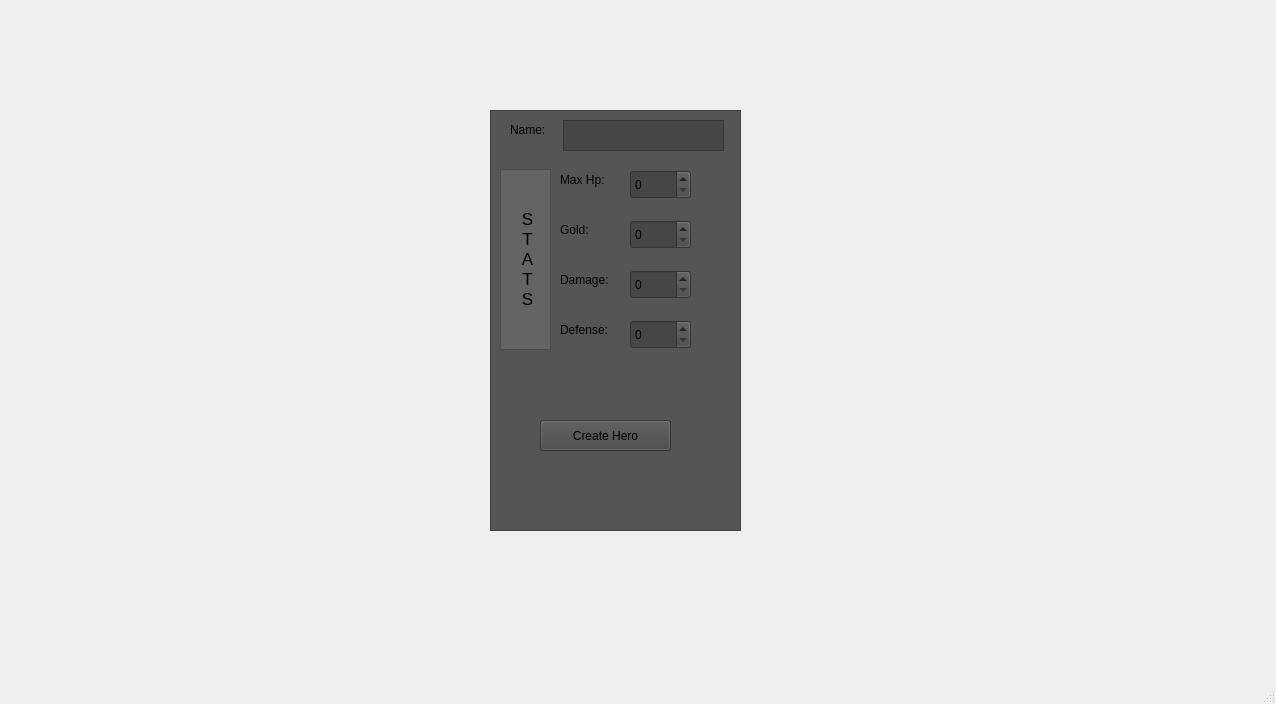
Zeteox/AsteriaGame, file mainwindow.ui: the form before one commit.
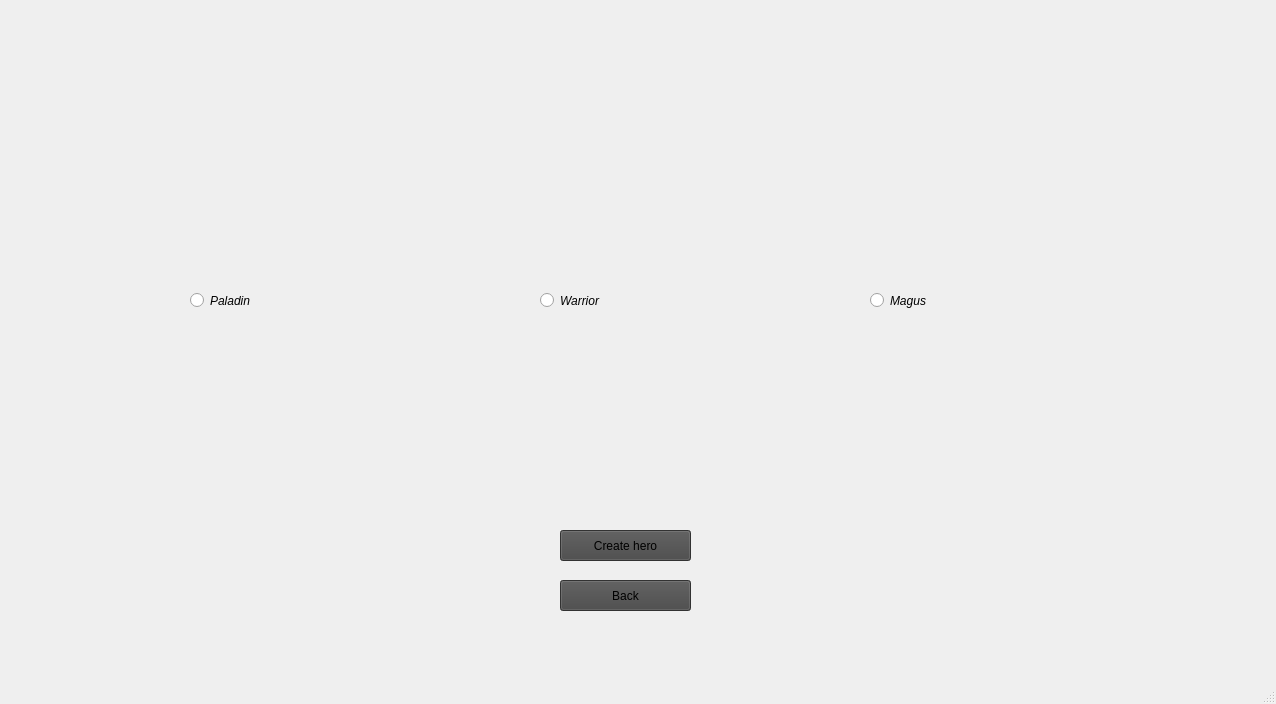
The form after the commit. Icons and pictures are not drawn.

Commit message: formatted programs with right pointer like the convencion and corrected some virtuals havng no sense

The edit to the form file:
```diff
--- a/mainwindow.ui
+++ b/mainwindow.ui
@@ -113,247 +113,86 @@
      </widget>
     </widget>
     <widget class="QWidget" name="p2_caracterCreationMenu">
-     <widget class="QFrame" name="frame">
+     <widget class="QPushButton" name="btn_back">
       <property name="geometry">
        <rect>
-        <x>490</x>
-        <y>110</y>
-        <width>251</width>
-        <height>421</height>
+        <x>560</x>
+        <y>580</y>
+        <width>131</width>
+        <height>31</height>
        </rect>
       </property>
       <property name="styleSheet">
-       <string notr="true">background-color: rgb(85, 85, 85);</string>
+       <string notr="true">background-color: rgb(70, 70, 70);</string>
       </property>
-      <property name="frameShape">
-       <enum>QFrame::Shape::StyledPanel</enum>
+      <property name="text">
+       <string>Back</string>
       </property>
-      <property name="frameShadow">
-       <enum>QFrame::Shadow::Raised</enum>
+     </widget>
+     <widget class="QRadioButton" name="radioButton">
+      <property name="geometry">
+       <rect>
+        <x>190</x>
+        <y>140</y>
+        <width>181</width>
+        <height>321</height>
+       </rect>
       </property>
-      <widget class="QPushButton" name="btn_createHero">
-       <property name="geometry">
-        <rect>
-         <x>50</x>
-         <y>310</y>
-         <width>131</width>
-         <height>31</height>
-        </rect>
-       </property>
-       <property name="styleSheet">
-        <string notr="true">background-color: rgb(70, 70, 70);</string>
-       </property>
-       <property name="text">
-        <string>Create Hero</string>
-       </property>
-      </widget>
-      <widget class="QLabel" name="label_2">
-       <property name="geometry">
-        <rect>
-         <x>70</x>
-         <y>60</y>
-         <width>61</width>
-         <height>20</height>
-        </rect>
-       </property>
-       <property name="text">
-        <string>Max Hp:</string>
-       </property>
-       <property name="buddy">
-        <cstring>box_hp</cstring>
-       </property>
-      </widget>
-      <widget class="QPlainTextEdit" name="txt_name">
-       <property name="geometry">
-        <rect>
-         <x>73</x>
-         <y>10</y>
-         <width>161</width>
-         <height>31</height>
-        </rect>
-       </property>
-       <property name="styleSheet">
-        <string notr="true">background-color: rgb(70, 70, 70);</string>
-       </property>
-      </widget>
-      <widget class="QSpinBox" name="box_dmg">
-       <property name="geometry">
-        <rect>
-         <x>140</x>
-         <y>160</y>
-         <width>61</width>
-         <height>29</height>
-        </rect>
-       </property>
-       <property name="styleSheet">
-        <string notr="true">background-color: rgb(70, 70, 70);</string>
-       </property>
-       <property name="maximum">
-        <number>999999</number>
-       </property>
-      </widget>
-      <widget class="QSpinBox" name="box_def">
-       <property name="geometry">
-        <rect>
-         <x>140</x>
-         <y>210</y>
-         <width>61</width>
-         <height>29</height>
-        </rect>
-       </property>
-       <property name="styleSheet">
-        <string notr="true">background-color: rgb(70, 70, 70);</string>
-       </property>
-       <property name="maximum">
-        <number>999999</number>
-       </property>
-      </widget>
-      <widget class="QSpinBox" name="box_hp">
-       <property name="geometry">
-        <rect>
-         <x>140</x>
-         <y>60</y>
-         <width>61</width>
-         <height>29</height>
-        </rect>
-       </property>
-       <property name="styleSheet">
-        <string notr="true">background-color: rgb(70, 70, 70);</string>
-       </property>
-       <property name="maximum">
-        <number>9999999</number>
-       </property>
-      </widget>
-      <widget class="QLabel" name="label_3">
-       <property name="geometry">
-        <rect>
-         <x>70</x>
-         <y>160</y>
-         <width>61</width>
-         <height>20</height>
-        </rect>
-       </property>
-       <property name="text">
-        <string>Damage:</string>
-       </property>
-       <property name="buddy">
-        <cstring>box_dmg</cstring>
-       </property>
-      </widget>
-      <widget class="QLabel" name="label">
-       <property name="geometry">
-        <rect>
-         <x>20</x>
-         <y>10</y>
-         <width>51</width>
-         <height>20</height>
-        </rect>
-       </property>
-       <property name="text">
-        <string>Name:</string>
-       </property>
-       <property name="buddy">
-        <cstring>txt_name</cstring>
-       </property>
-      </widget>
-      <widget class="QLabel" name="label_5">
-       <property name="geometry">
-        <rect>
-         <x>70</x>
-         <y>110</y>
-         <width>41</width>
-         <height>20</height>
-        </rect>
-       </property>
-       <property name="text">
-        <string>Gold:</string>
-       </property>
-       <property name="buddy">
-        <cstring>box_golds</cstring>
-       </property>
-      </widget>
-      <widget class="QLabel" name="label_4">
-       <property name="geometry">
-        <rect>
-         <x>70</x>
-         <y>210</y>
-         <width>61</width>
-         <height>20</height>
-        </rect>
-       </property>
-       <property name="text">
-        <string>Defense:</string>
-       </property>
-       <property name="buddy">
-        <cstring>box_def</cstring>
-       </property>
-      </widget>
-      <widget class="QSpinBox" name="box_golds">
-       <property name="geometry">
-        <rect>
-         <x>140</x>
-         <y>110</y>
-         <width>61</width>
-         <height>29</height>
-        </rect>
-       </property>
-       <property name="styleSheet">
-        <string notr="true">background-color: rgb(70, 70, 70);</string>
-       </property>
-       <property name="maximum">
-        <number>999999</number>
-       </property>
-      </widget>
-      <widget class="QFrame" name="frame_2">
-       <property name="geometry">
-        <rect>
-         <x>10</x>
-         <y>59</y>
-         <width>51</width>
-         <height>181</height>
-        </rect>
-       </property>
-       <property name="styleSheet">
-        <string notr="true">background-color: rgb(100, 100, 100);</string>
-       </property>
-       <property name="frameShape">
-        <enum>QFrame::Shape::StyledPanel</enum>
-       </property>
-       <property name="frameShadow">
-        <enum>QFrame::Shadow::Raised</enum>
-       </property>
-       <widget class="QLabel" name="label_12">
-        <property name="enabled">
-         <bool>true</bool>
-        </property>
-        <property name="geometry">
-         <rect>
-          <x>12</x>
-          <y>9</y>
-          <width>31</width>
-          <height>161</height>
-         </rect>
-        </property>
-        <property name="font">
-         <font>
-          <pointsize>13</pointsize>
-         </font>
-        </property>
-        <property name="layoutDirection">
-         <enum>Qt::LayoutDirection::LeftToRight</enum>
-        </property>
-        <property name="text">
-         <string>S
-T
-A
-T
-S</string>
-        </property>
-        <property name="alignment">
-         <set>Qt::AlignmentFlag::AlignCenter</set>
-        </property>
-       </widget>
-      </widget>
+      <property name="text">
+       <string>Paladin</string>
+      </property>
+     </widget>
+     <widget class="QRadioButton" name="radioButton_2">
+      <property name="geometry">
+       <rect>
+        <x>540</x>
+        <y>140</y>
+        <width>221</width>
+        <height>321</height>
+       </rect>
+      </property>
+      <property name="text">
+       <string>Warrior</string>
+      </property>
+      <property name="icon">
+       <iconset resource="images.qrc">
+        <normaloff>:/Pictures/Screenshots/Screenshot 2024-07-23 003659.png</normaloff>:/Pictures/Screenshots/Screenshot 2024-07-23 003659.png</iconset>
+      </property>
+      <property name="iconSize">
+       <size>
+        <width>200</width>
+        <height>2000</height>
+       </size>
+      </property>
+     </widget>
+     <widget class="QRadioButton" name="radioButton_3">
+      <property name="geometry">
+       <rect>
+        <x>870</x>
+        <y>140</y>
+        <width>181</width>
+        <height>321</height>
+       </rect>
+      </property>
+      <property name="text">
+       <string>Magus</string>
+      </property>
+     </widget>
+     <widget class="QPushButton" name="btn_createHero">
+      <property name="geometry">
+       <rect>
+        <x>560</x>
+        <y>530</y>
+        <width>131</width>
+        <height>31</height>
+       </rect>
+      </property>
+      <property name="styleSheet">
+       <string notr="true">background-color: rgb(70, 70, 70);</string>
+      </property>
+      <property name="text">
+       <string>Create hero</string>
+      </property>
      </widget>
     </widget>
    </widget>
```
Left out of the diff: 4 changed lines with no effect on the pictures. The commit also changes 16 other files.
